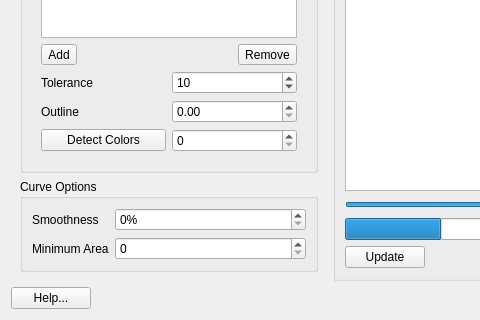
The window that src/gui/widgets/dialogs/trace_dialog.ui (mbasaglia/glaxnimate) describes before a commit, drawn with Qt 5; both pictures show x 0 to 480 and y 340 to 660 of the 771 by 660 pixel window.
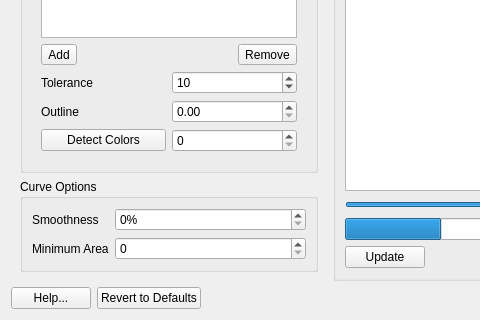
The same window after the commit. Icons and pictures are not drawn. Custom widgets are drawn as their Qt base class.

Commit message: Save/Load widget settings

Patch:
```diff
--- a/src/gui/widgets/dialogs/trace_dialog.ui
+++ b/src/gui/widgets/dialogs/trace_dialog.ui
@@ -445,6 +445,16 @@
        </property>
       </widget>
      </item>
+     <item>
+      <widget class="QPushButton" name="pushButton_4">
+       <property name="text">
+        <string>Revert to Defaults</string>
+       </property>
+       <property name="icon">
+        <iconset theme="kt-restore-defaults"/>
+       </property>
+      </widget>
+     </item>
      <item>
       <widget class="QDialogButtonBox" name="buttonBox">
        <property name="standardButtons">
```
Left out of the diff: 17 changed lines with no effect on the pictures. The commit also changes 4 other files.
